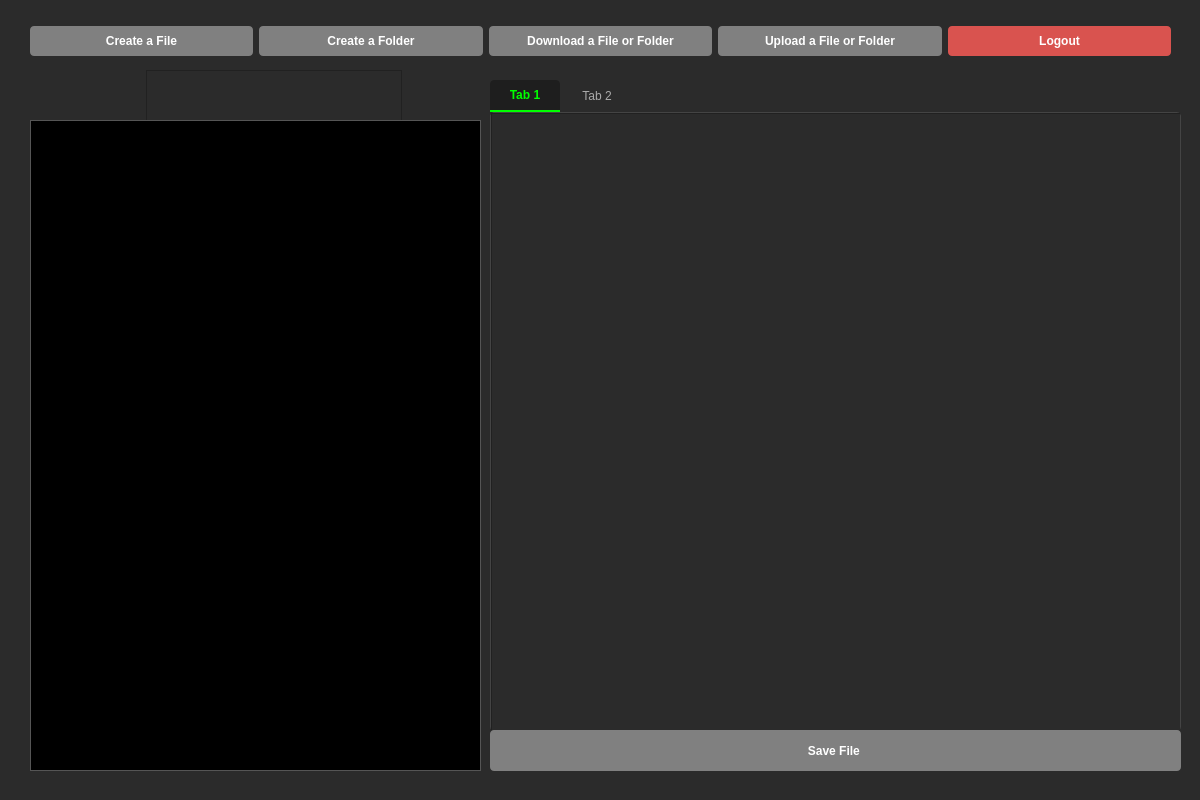
Xeressa7/so_drive, file filewindow.ui: the form before one commit.
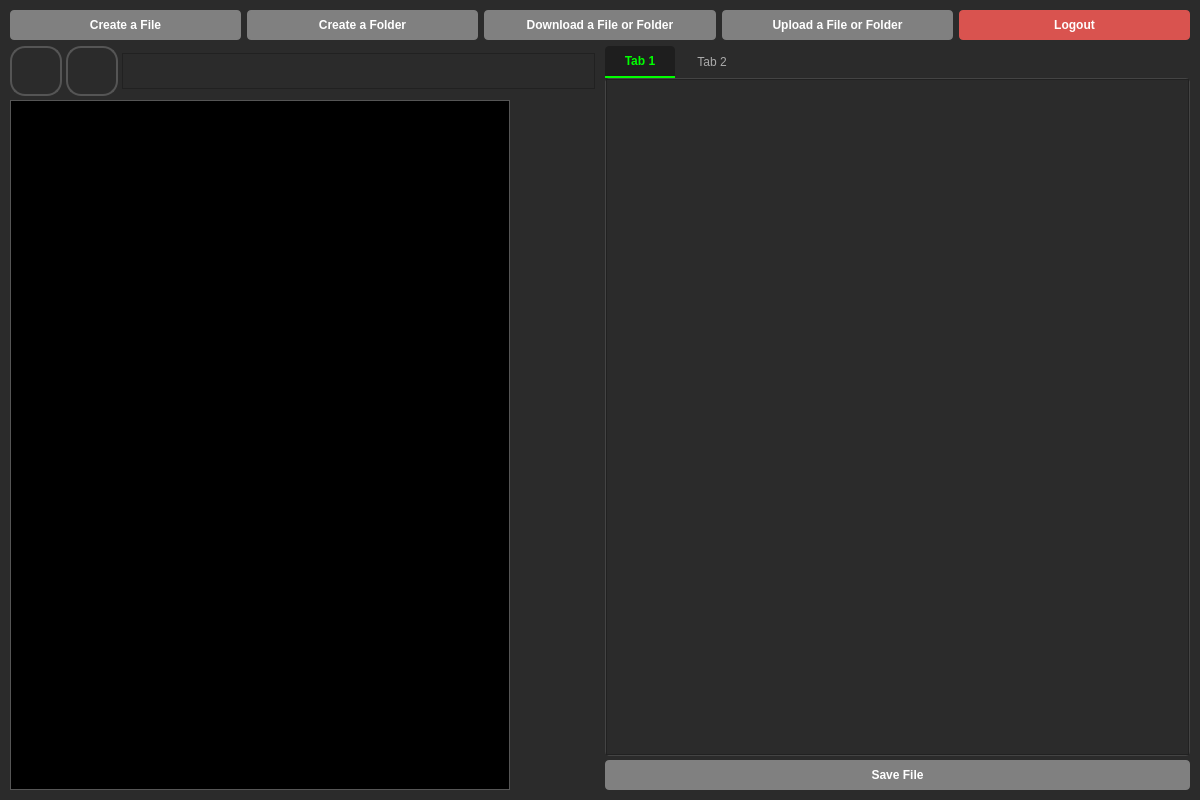
The form after the commit. Icons and pictures are not drawn.

Commit message:
Fix responsive layout: replace absolute positioning with Qt layouts
mainwindow.ui and filewindow.ui had all widgets at fixed x/y coordinates
with no top-level layout on the container, causing widgets to stay frozen
when the window was resized. Changed to:
- centralwidget: QVBoxLayout with vertical spacers and centered columns
- FileWindow: QVBoxLayout (toolbar + content) / QHBoxLayout (left + right panels)
- Left panel: fixed-width file list that fills height
- Right panel: expanding tab editor + save button

Patch:
```diff
--- a/filewindow.ui
+++ b/filewindow.ui
@@ -10,6 +10,12 @@
     <height>800</height>
    </rect>
   </property>
+  <property name="minimumSize">
+   <size>
+    <width>800</width>
+    <height>600</height>
+   </size>
+  </property>
   <property name="windowTitle">
    <string>SO Drive Client File System</string>
   </property>
@@ -89,25 +95,23 @@
     color: white;
 }</string>
   </property>
-  <widget class="QListWidget" name="widget_directory_list">
-   <property name="geometry">
-    <rect>
-     <x>30</x>
-     <y>120</y>
-     <width>451</width>
-     <height>651</height>
-    </rect>
+  <layout class="QVBoxLayout" name="mainLayout">
+   <property name="spacing">
+    <number>6</number>
    </property>
-  </widget>
-  <widget class="QWidget" name="layoutWidget">
-   <property name="geometry">
-    <rect>
-     <x>30</x>
-     <y>21</y>
-     <width>1141</width>
-     <height>41</height>
-    </rect>
+   <property name="leftMargin">
+    <number>10</number>
    </property>
+   <property name="topMargin">
+    <number>10</number>
+   </property>
+   <property name="rightMargin">
+    <number>10</number>
+   </property>
+   <property name="bottomMargin">
+    <number>10</number>
+   </property>
+   <item>
    <layout class="QHBoxLayout" name="horizontalLayout">
     <item>
      <widget class="QPushButton" name="button_create_a_file">
@@ -145,61 +149,27 @@
      </widget>
     </item>
    </layout>
-  </widget>
-  <widget class="QTabWidget" name="tab_editor">
-   <property name="geometry">
-    <rect>
-     <x>490</x>
-     <y>80</y>
-     <width>691</width>
-     <height>651</height>
-    </rect>
-   </property>
-   <property name="sizePolicy">
-    <sizepolicy hsizetype="Preferred" vsizetype="Preferred">
-     <horstretch>0</horstretch>
-     <verstretch>0</verstretch>
-    </sizepolicy>
-   </property>
-   <property name="currentIndex">
-    <number>0</number>
-   </property>
-   <widget class="QWidget" name="tab_3">
-    <attribute name="title">
-     <string>Tab 1</string>
-    </attribute>
-    <widget class="QPlainTextEdit" name="text_edit_editor">
-     <property name="geometry">
-      <rect>
-       <x>0</x>
-       <y>0</y>
-       <width>691</width>
-       <height>621</height>
-      </rect>
-     </property>
-    </widget>
-   </widget>
-   <widget class="QWidget" name="tab_4">
-    <attribute name="title">
-     <string>Tab 2</string>
-    </attribute>
-   </widget>
-  </widget>
-  <widget class="QWidget" name="layoutWidget">
-   <property name="geometry">
-    <rect>
-     <x>30</x>
-     <y>70</y>
-     <width>451</width>
-     <height>51</height>
-    </rect>
-   </property>
+   </item>
+   <item>
+    <layout class="QHBoxLayout" name="contentLayout">
+     <property name="spacing">
+      <number>10</number>
+     </property>
+     <item>
+      <layout class="QVBoxLayout" name="leftPanelLayout">
+       <property name="spacing">
+        <number>4</number>
+       </property>
+       <item>
    <layout class="QHBoxLayout" name="horizontalLayout_2">
-    <property name="sizeConstraint">
-     <enum>QLayout::SizeConstraint::SetFixedSize</enum>
-    </property>
     <item>
      <widget class="QPushButton" name="button_back">
+           <property name="maximumSize">
+            <size>
+             <width>60</width>
+             <height>60</height>
+            </size>
+           </property>
       <property name="text">
        <string/>
       </property>
@@ -217,6 +187,12 @@
     </item>
     <item>
      <widget class="QPushButton" name="button_next">
+           <property name="maximumSize">
+            <size>
+             <width>60</width>
+             <height>60</height>
+            </size>
+           </property>
       <property name="text">
        <string/>
       </property>
@@ -234,34 +210,106 @@
     </item>
     <item>
      <widget class="QTextEdit" name="textEdit">
+           <property name="maximumSize">
+            <size>
+             <width>16777215</width>
+             <height>36</height>
+            </size>
+           </property>
+          </widget>
+         </item>
+        </layout>
+       </item>
+       <item>
+        <widget class="QListWidget" name="widget_directory_list">
       <property name="sizePolicy">
-       <sizepolicy hsizetype="Fixed" vsizetype="Fixed">
+          <sizepolicy hsizetype="Preferred" vsizetype="Expanding">
         <horstretch>0</horstretch>
         <verstretch>0</verstretch>
        </sizepolicy>
       </property>
+         <property name="minimumSize">
+          <size>
+           <width>300</width>
+           <height>0</height>
+          </size>
+         </property>
+         <property name="maximumSize">
+          <size>
+           <width>500</width>
+           <height>16777215</height>
+          </size>
+         </property>
      </widget>
     </item>
    </layout>
-  </widget>
+     </item>
+     <item>
+      <layout class="QVBoxLayout" name="rightPanelLayout">
+       <property name="spacing">
+        <number>4</number>
+       </property>
+       <item>
+        <widget class="QTabWidget" name="tab_editor">
+         <property name="sizePolicy">
+          <sizepolicy hsizetype="Expanding" vsizetype="Expanding">
+           <horstretch>0</horstretch>
+           <verstretch>0</verstretch>
+          </sizepolicy>
+         </property>
+         <property name="currentIndex">
+          <number>0</number>
+         </property>
+         <widget class="QWidget" name="tab_3">
+          <attribute name="title">
+           <string>Tab 1</string>
+          </attribute>
+          <layout class="QVBoxLayout" name="tabEditorLayout">
+           <property name="spacing">
+            <number>0</number>
+           </property>
+           <property name="leftMargin">
+            <number>0</number>
+           </property>
+           <property name="topMargin">
+            <number>0</number>
+           </property>
+           <property name="rightMargin">
+            <number>0</number>
+           </property>
+           <property name="bottomMargin">
+            <number>0</number>
+           </property>
+           <item>
+            <widget class="QPlainTextEdit" name="text_edit_editor"/>
+           </item>
+          </layout>
+         </widget>
+         <widget class="QWidget" name="tab_4">
+          <attribute name="title">
+           <string>Tab 2</string>
+          </attribute>
+         </widget>
+        </widget>
+       </item>
+       <item>
   <widget class="QPushButton" name="button_save_file">
-   <property name="geometry">
-    <rect>
-     <x>490</x>
-     <y>730</y>
-     <width>691</width>
-     <height>41</height>
-    </rect>
+         <property name="sizePolicy">
+          <sizepolicy hsizetype="Expanding" vsizetype="Fixed">
+           <horstretch>0</horstretch>
+           <verstretch>0</verstretch>
+          </sizepolicy>
    </property>
    <property name="text">
-    <string>Save File </string>
-   </property>
-  </widget>
-  <zorder>layoutWidget</zorder>
-  <zorder>widget_directory_list</zorder>
-  <zorder>layoutWidget</zorder>
-  <zorder>tab_editor</zorder>
-  <zorder>button_save_file</zorder>
+          <string>Save File</string>
+         </property>
+        </widget>
+       </item>
+      </layout>
+     </item>
+    </layout>
+   </item>
+  </layout>
  </widget>
  <resources>
   <include location="resources.qrc"/>
```
Left out of the diff: 37 changed lines with no effect on the pictures. Lines whose indentation alone changed are shown as unchanged. The commit also changes 1 other file.
